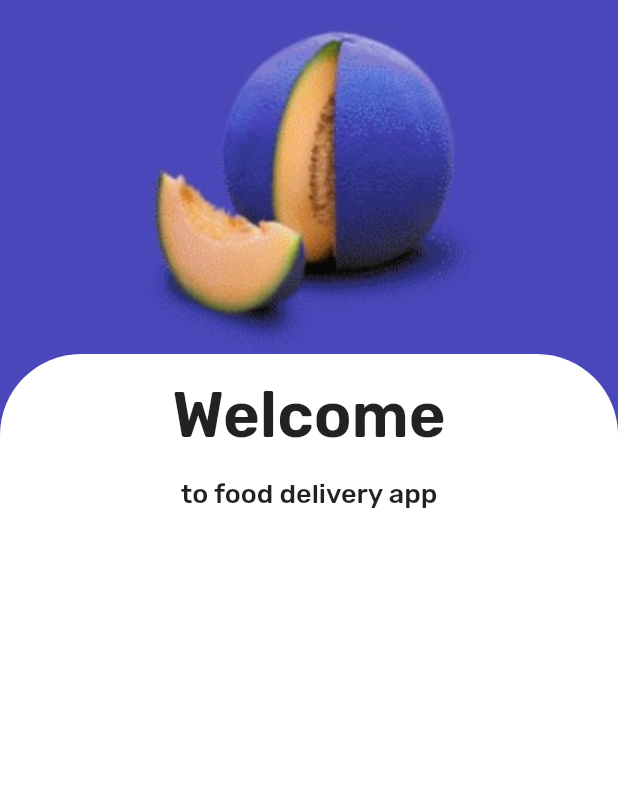
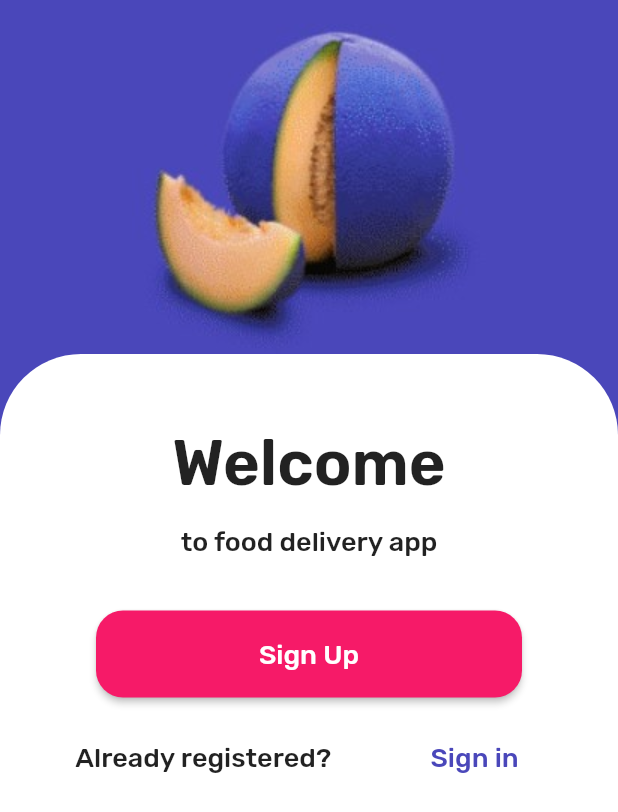
Before and after one commit to notepraiya/pigwidgeon, a Flutter app: the Welcome screen opened directly, on a phone screen of 412 x 824 dp. Shown: the top 812 px of the screen. Run offline on Flutter 3.47's test engine with Material 2 defaults, Android fonts, the phone set to English and light mode, and no system bars; our stand-ins replace device_info, google_nav_bar, introduction_screen, line_icons, shared_preferences; accounts and stored records are empty.

Commit message:
applying theme to welcome screen

```diff
--- a/lib/pages/welcome.dart
+++ b/lib/pages/welcome.dart
@@ -1,5 +1,7 @@
 import 'package:flutter/material.dart';
 import 'dart:developer';
+
+import 'package:pigwidgeon/theme/button.dart';
 
 class Welcome extends StatelessWidget {
   @override
@@ -27,7 +29,7 @@ class Welcome extends StatelessWidget {
                 child: Column(
                   children: [
                     const SizedBox(
-                      height: 16.0,
+                      height: 48.0,
                     ),
                     Text(
                       'Welcome',
@@ -40,6 +42,49 @@ class Welcome extends StatelessWidget {
                       'to food delivery app',
                       style: Theme.of(context).textTheme.bodyText2,
                     ),
+                    const SizedBox(
+                      height: 36.0,
+                    ),
+                    ElevatedButton(
+                      // child: Padding(
+                      //   padding: const EdgeInsets.symmetric(
+                      //     vertical: 16.0,
+                      //     horizontal: 86.0,
+                      //   ),
+                      //   child: Text(
+                      //     'Sign Up',
+                      //     style: Theme.of(context).textTheme.bodyText2,
+                      //   ),
+                      // ),
+                      child: Text('Sign Up'),
+                      onPressed: () {
+                        print('pressed');
+                      },
+                      // style: ElevatedButton.styleFrom(
+                      //   shape: RoundedRectangleBorder(
+                      //     borderRadius: BorderRadius.circular(18.0),
+                      //   ),
+                      // ),
+                    ),
+                    const SizedBox(
+                      height: 16,
+                    ),
+                    Row(
+                      mainAxisAlignment: MainAxisAlignment.spaceEvenly,
+                      children: [
+                        Text('Already registered?'),
+                        FlatButton(
+                          onPressed: () {
+                            print('press');
+                          },
+                          child: Text(
+                            'Sign in',
+                            // style: Theme.of(context).textTheme.bodyText2,
+                            style: myFlatButtonTextStyle(),
+                          ),
+                        ),
+                      ],
+                    ),
                   ],
                 ),
               ),
--- /dev/null
+++ b/lib/theme/button.dart
@@ -0,0 +1,9 @@
+import 'package:flutter/material.dart';
+
+import 'color.dart';
+
+final myFlatButtonTextStyle = () => TextStyle(
+      fontSize: 18.0,
+      fontWeight: FontWeight.w500,
+      color: myPrimaryColor,
+    );
--- a/lib/theme/color.dart
+++ b/lib/theme/color.dart
@@ -1,5 +1,7 @@
 import 'dart:ui';
 import 'package:flutter/material.dart';
+
+const myPrimaryColor = Color.fromRGBO(74, 71, 186, 1); //#4A47BA;
 
 MaterialColor colorPigwidgeon = MaterialColor(Color.fromRGBO(246, 26, 104, 1).value, PinkColors);
 
```
Also changed, not shown: lib/main.dart (+30 -3 lines).
